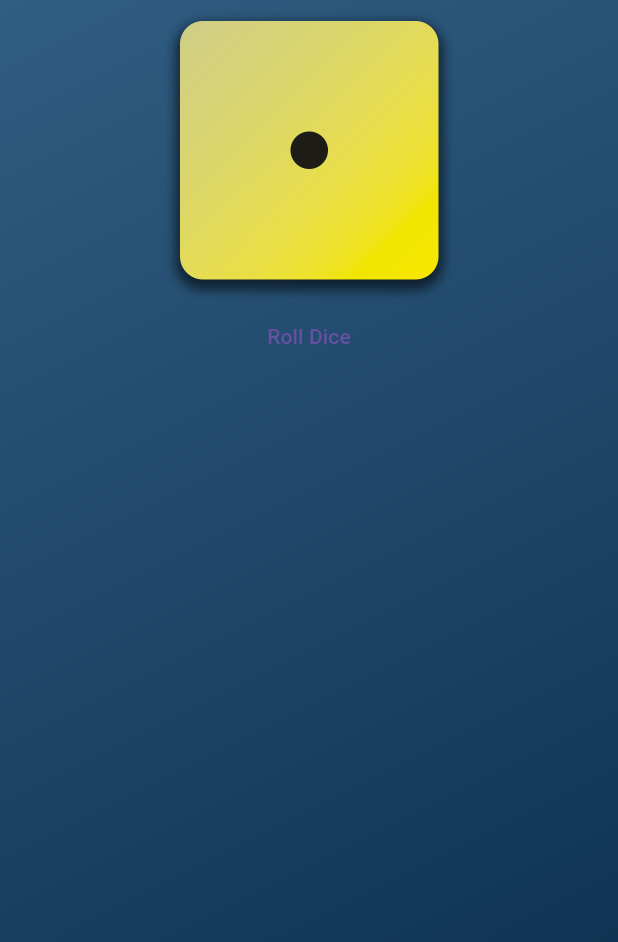
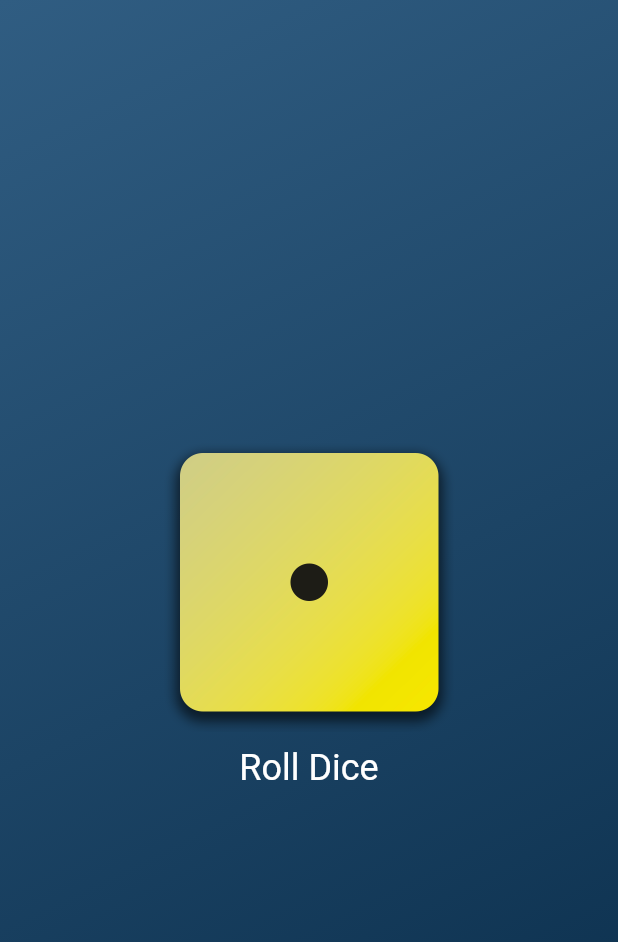
Before and after one commit to ahmedsilinii/roll_dice, a Flutter app: the screen it shows after launch, on a phone screen of 412 x 824 dp. Shown: the top 942 px of the screen. Run offline on Flutter 3.47's test engine with Material 3 defaults, Android fonts, the phone set to English and light mode, and no system bars.

Commit message:
Update gradient_container.dart

```diff
--- a/lib/gradient_container.dart
+++ b/lib/gradient_container.dart
@@ -28,6 +28,7 @@ class GradientContainer extends StatelessWidget {
       ),
       child: Center(
         child: Column(
+          mainAxisSize: MainAxisSize.min,
           children: [
             Image.asset(
               'assets/images/dice-1.png',
@@ -36,6 +37,12 @@ class GradientContainer extends StatelessWidget {
             ),
             TextButton(
               onPressed: rollDice,
+              style: TextButton.styleFrom(
+                foregroundColor: Colors.white,
+                textStyle: const TextStyle(
+                  fontSize: 24,
+                ),
+              ),
               child: const Text('Roll Dice'),
             )
           ],
```
